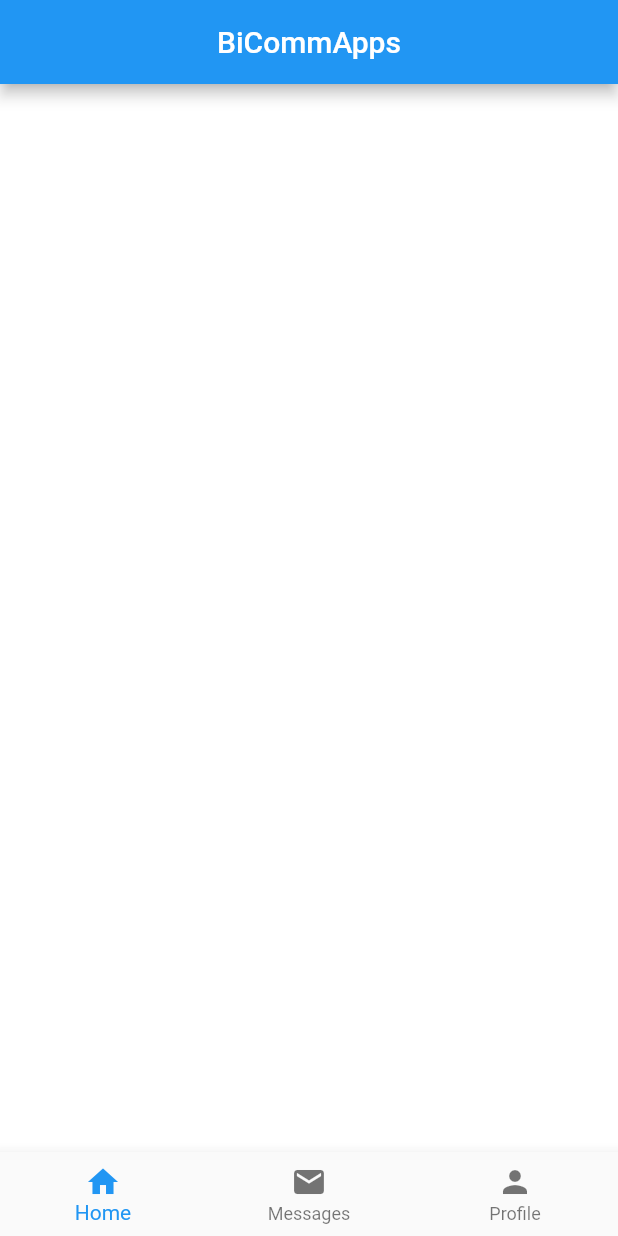
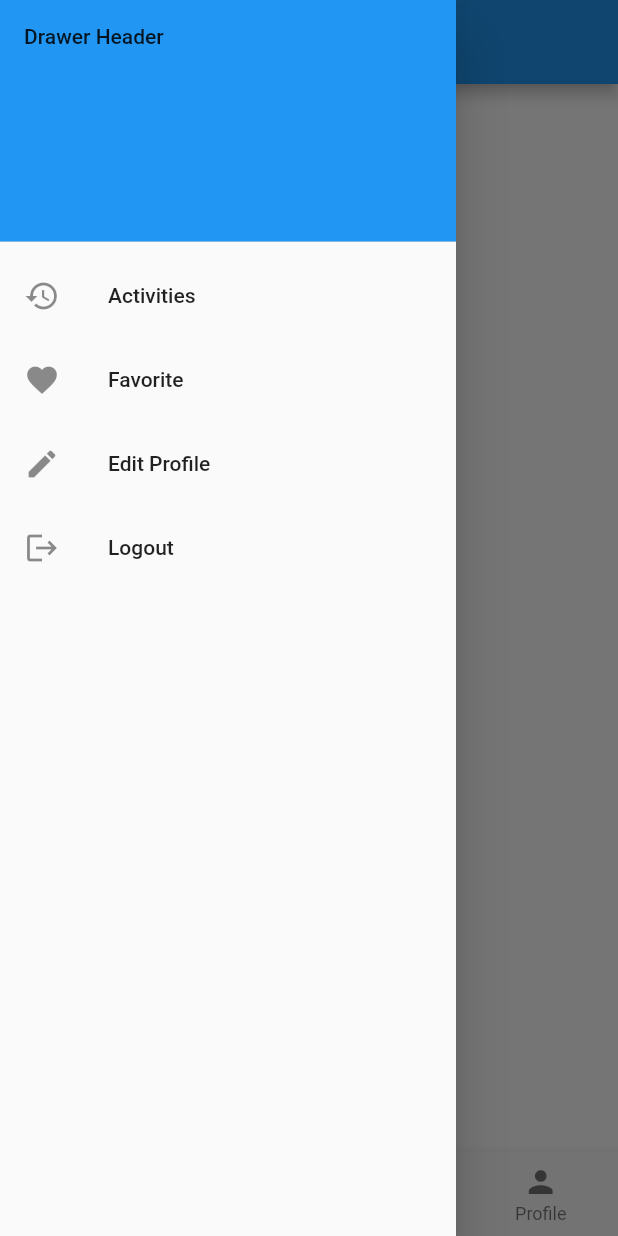
Before and after one commit to vrcbautista77/padcom, a Flutter app: the HomePage screen opened directly, with the side drawer open (before the commit the screen has no drawer), on a phone screen of 412 x 824 dp. Run offline on Flutter 3.47's test engine with Material 2 defaults, Android fonts, the light colour scheme and no system bars; our stand-ins replace cloud_firestore, firebase_auth, firebase_core, flutter_datetime_picker, google_sign_in; missing offline and left inert: flutter_facebook_login; accounts and stored records are empty.

Commit message:
feat: merge profile

```diff
--- a/lib/pages/edit_profile.dart
+++ b/lib/pages/edit_profile_page.dart
@@ -28,7 +28,7 @@ class _EditProfileState extends State<EditProfile> {
           TextButton(
             onPressed: () {},
             child: Text(
-              'Done',
+              'Save',
               style: TextStyle(
                 color: Colors.white,
               ),
--- a/lib/pages/home_page.dart
+++ b/lib/pages/home_page.dart
@@ -1,5 +1,10 @@
 import 'dart:math';
+import 'package:firebase_auth/firebase_auth.dart';
 import 'package:flutter/material.dart';
+import 'package:padcom/pages/edit_profile_page.dart';
+import 'package:padcom/pages/login_page.dart';
+import 'package:padcom/pages/profile_page.dart';
+import 'package:padcom/pages/profile_page.dart';
 
 class HomePage extends StatefulWidget {
  @override
@@ -9,43 +14,130 @@ class HomePage extends StatefulWidget {
 }
 
 class _HomeState extends State<HomePage> {
-  int _currentIndex = 0;
-  final List<Widget> _children = [
+  int _currentPageIndex = 0;
+  String _title;
+  bool _isLoading = false;
+
+  final List<Widget> _pages = [
+    PlaceholderWidget(Colors.white),
     PlaceholderWidget(Colors.white),
     PlaceholderWidget(Colors.deepOrange),
-    PlaceholderWidget(Colors.green)
+    Profile()
   ];
+
 
   void onTabTapped(int index) {
     setState(() {
-      _currentIndex = index;
+      _currentPageIndex = index;
+
+      switch (index) {
+        case 0:
+          _title = "Home";
+          break;
+        case 1:
+          _title = "Cities";
+          break;
+        case 2:
+          _title = "Events";
+          break;
+        case 3:
+          _title = "Profile";
+          break;
+      }
     });
   }
+
+  @override
+  void initState(){
+    super.initState();
+    _title = "Home";
+  }
+
 
  @override
  Widget build(BuildContext context) {
    return Scaffold(
      appBar: AppBar(
-       leading: SizedBox(),
-       title: Text('BiCommApps'),
+       title: Text(_title),
        centerTitle: true,
      ),
-     body: _children[_currentIndex], // new
+     drawer: Drawer(
+        // Add a ListView to the drawer. This ensures the user can scroll
+        // through the options in the drawer if there isn't enough vertical
+        // space to fit everything.
+        child: ListView(
+          // Important: Remove any padding from the ListView.
+          padding: EdgeInsets.zero,
+          children: [
+            const DrawerHeader(
+              decoration: BoxDecoration(
+                color: Colors.blue,
+              ),
+              child: Text('Drawer Header'),
+            ),
+            ListTile(
+              leading: Icon(Icons.history),
+              title: const Text('Activities'),
+              onTap: () {
+                // Update the state of the app
+                // ...
+                // Then close the drawer
+                Navigator.pop(context);
+              },
+            ),
+            ListTile(
+              leading: Icon(Icons.favorite),
+              title: const Text('Favorite'),
+              onTap: () {
+                // Update the state of the app
+                // ...
+                // Then close the drawer
+                Navigator.pop(context);
+              },
+            ),
+            ListTile(
+              leading: Icon(Icons.edit),
+              title: const Text('Edit Profile'),
+              onTap: () {
+                  Navigator.push(context, MaterialPageRoute(builder: (context) => EditProfile()));
+              },
+            ),
+            ListTile(
+              leading: Icon(Icons.logout),
+              title: _isLoading == false ?  Text('Logout') : Text('Logging out, please wait...'),
+              onTap: () async {
+                  setState(() {_isLoading = true;});
+                  await FirebaseAuth.instance.signOut();
+                  await Future.delayed(const Duration(milliseconds: 3000), null);
+                  setState(() {_isLoading = false;});
+                  // to login page
+                  Navigator.push(context, MaterialPageRoute(builder: (context) => LoginPage()));
+              },
+            ),
+          ],
+        ),
+      ),
+     body: _pages[_currentPageIndex], // new
      bottomNavigationBar: BottomNavigationBar(
        onTap: onTabTapped, // new
-       currentIndex: _currentIndex, // new
+       currentIndex: _currentPageIndex, // new
+        type: BottomNavigationBarType.fixed, // This is all you need!
        items: [
          new BottomNavigationBarItem(
            icon: Icon(Icons.home),
-           title: Text('Home'),
+           label: 'Home',
          ),
          new BottomNavigationBarItem(
-           icon: Icon(Icons.mail),
-           title: Text('Messages'),
+           icon: Icon(Icons.location_city),
+           label: 'Cities',
+         ),
+        new BottomNavigationBarItem(
+           icon: Icon(Icons.event),
+           label: 'Events',
          ),
          new BottomNavigationBarItem(
            icon: Icon(Icons.person),
-           title: Text('Profile')
+           label: 'Profile'
          )
        ],
      ),
--- a/lib/pages/login_page.dart
+++ b/lib/pages/login_page.dart
@@ -159,9 +159,9 @@ class _LoginPageState extends State<LoginPage> {
                                             isLoading = false;
                                           });
 
-                                          // to loading page
-                                          Navigator.of(context).popUntil(
-                                                    (route) => route.isFirst);                                        },
+                                          // to home
+                                          Navigator.push(context, MaterialPageRoute(builder: (context) => HomePage()));
+                                        },
                                         style: TextButton.styleFrom(
                                           padding: EdgeInsets.only(top: 15, bottom: 15, right: 20, left: 20),
                                           shape: RoundedRectangleBorder(
```
Also changed, not shown: lib/main.dart (+7 -12 lines), lib/pages/profile_page.dart (renamed from lib/pages/profile.dart, +0 -26 lines), pubspec.lock.
